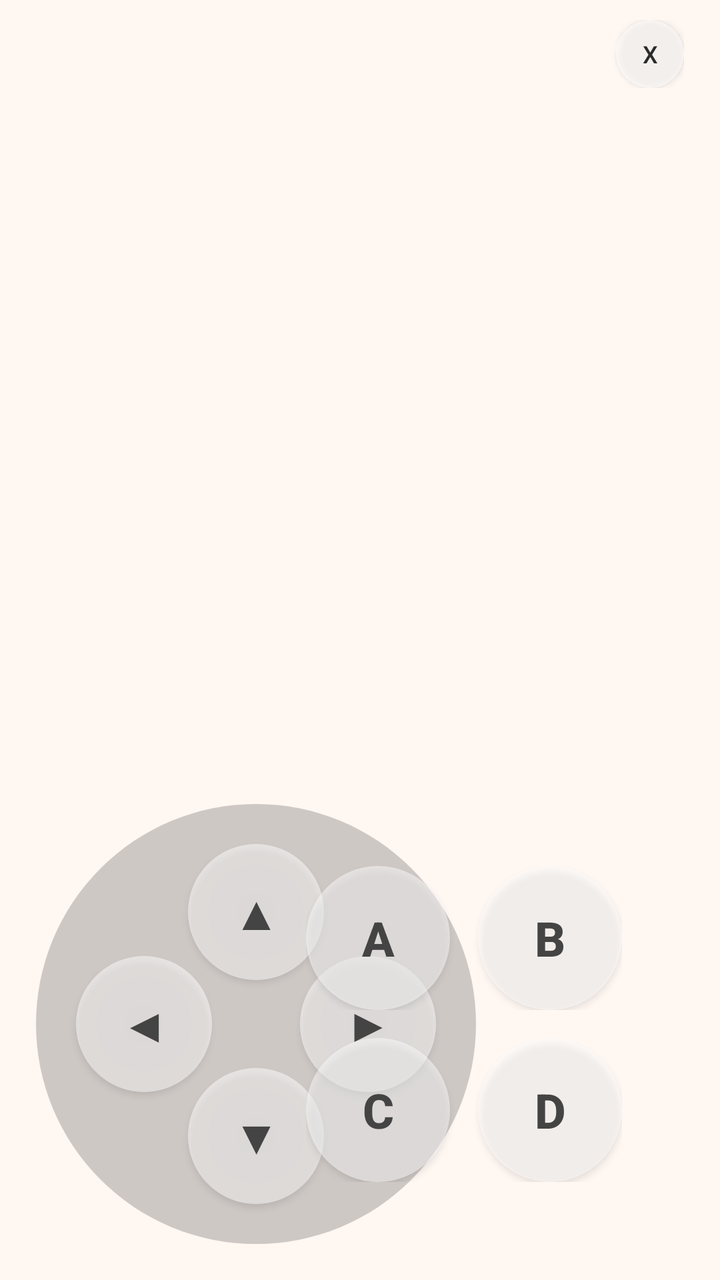
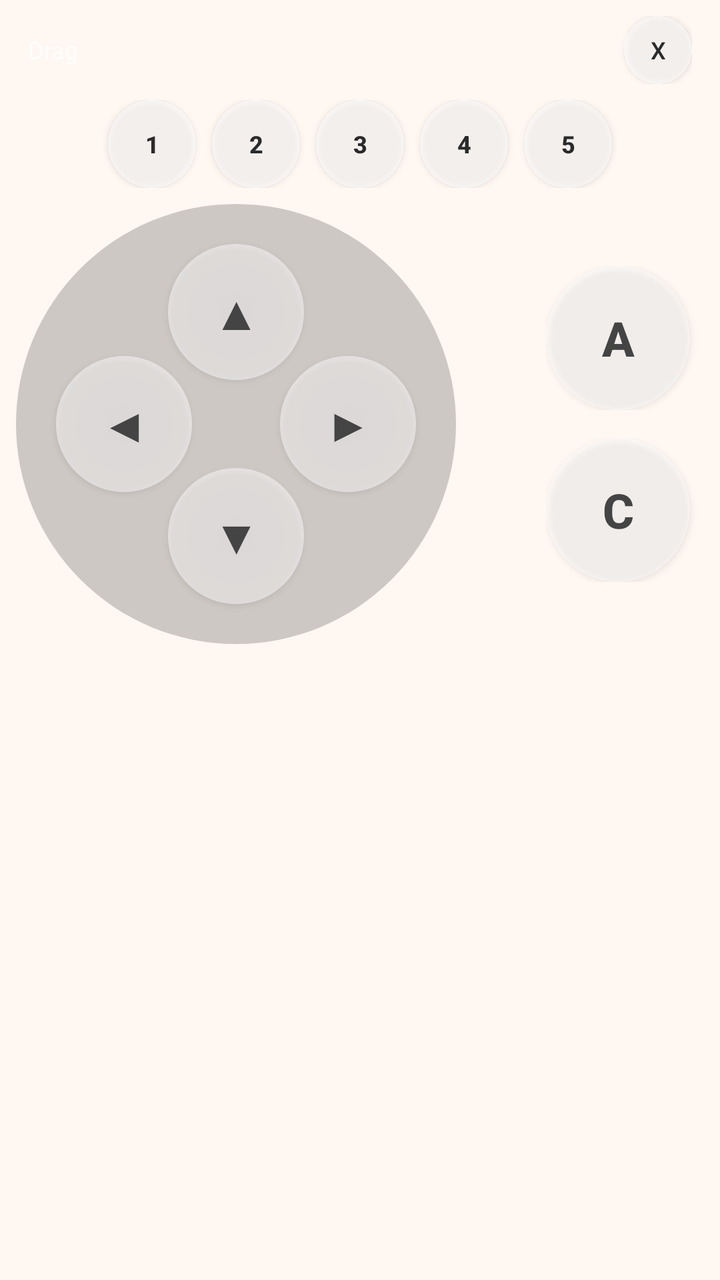

Before-and-after screenshots of an Android layout around one commit, followed by the original layout XML and the change that was made.
<!-- AndroidManifest.xml: application theme Theme.VirtualKeypad -->
<!-- res/layout/overlay_keypad.xml -->
<?xml version="1.0" encoding="utf-8"?>
<FrameLayout xmlns:android="http://schemas.android.com/apk/res/android"
    android:layout_width="match_parent"
    android:layout_height="wrap_content"
    android:paddingStart="18dp"
    android:paddingTop="10dp"
    android:paddingEnd="18dp"
    android:paddingBottom="18dp">

    <LinearLayout
        android:id="@+id/overlayHeader"
        android:layout_width="match_parent"
        android:layout_height="wrap_content"
        android:layout_gravity="top"
        android:gravity="end"
        android:orientation="horizontal">

        <Button
            android:id="@+id/overlayCloseButton"
            android:layout_width="34dp"
            android:layout_height="34dp"
            android:background="@drawable/overlay_button_circle_small"
            android:minWidth="0dp"
            android:minHeight="0dp"
            android:text="@string/overlay_close"
            android:textColor="#FF2A2A2A"
            android:textSize="12sp" />
    </LinearLayout>

    <FrameLayout
        android:layout_width="220dp"
        android:layout_height="220dp"
        android:layout_gravity="bottom|start"
        android:layout_marginTop="28dp"
        android:background="@drawable/overlay_pad_background">

        <Button
            android:id="@+id/overlayUpButton"
            android:layout_width="68dp"
            android:layout_height="68dp"
            android:layout_gravity="top|center_horizontal"
            android:layout_marginTop="20dp"
            android:background="@drawable/overlay_button_circle"
            android:minWidth="0dp"
            android:minHeight="0dp"
            android:text="▲"
            android:textColor="#FF444444"
            android:textSize="24sp" />

        <Button
            android:id="@+id/overlayLeftButton"
            android:layout_width="68dp"
            android:layout_height="68dp"
            android:layout_gravity="center_vertical|start"
            android:layout_marginStart="20dp"
            android:background="@drawable/overlay_button_circle"
            android:minWidth="0dp"
            android:minHeight="0dp"
            android:text="◀"
            android:textColor="#FF444444"
            android:textSize="24sp" />

        <Button
            android:id="@+id/overlayRightButton"
            android:layout_width="68dp"
            android:layout_height="68dp"
            android:layout_gravity="center_vertical|end"
            android:layout_marginEnd="20dp"
            android:background="@drawable/overlay_button_circle"
            android:minWidth="0dp"
            android:minHeight="0dp"
            android:text="▶"
            android:textColor="#FF444444"
            android:textSize="24sp" />

        <Button
            android:id="@+id/overlayDownButton"
            android:layout_width="68dp"
            android:layout_height="68dp"
            android:layout_gravity="bottom|center_horizontal"
            android:layout_marginBottom="20dp"
            android:background="@drawable/overlay_button_circle"
            android:minWidth="0dp"
            android:minHeight="0dp"
            android:text="▼"
            android:textColor="#FF444444"
            android:textSize="24sp" />

    </FrameLayout>

    <FrameLayout
        android:layout_width="220dp"
        android:layout_height="220dp"
        android:layout_gravity="bottom|end"
        android:layout_marginTop="28dp">

        <LinearLayout
            android:layout_width="match_parent"
            android:layout_height="match_parent"
            android:gravity="center"
            android:orientation="vertical">

            <LinearLayout
                android:layout_width="wrap_content"
                android:layout_height="wrap_content"
                android:orientation="horizontal">

                <Button
                    android:id="@+id/overlayPrimaryButton"
                    android:layout_width="72dp"
                    android:layout_height="72dp"
                    android:background="@drawable/overlay_button_circle"
                    android:minWidth="0dp"
                    android:minHeight="0dp"
                    android:text="A"
                    android:textColor="#FF444444"
                    android:textSize="24sp"
                    android:textStyle="bold" />

                <Button
                    android:id="@+id/overlaySecondaryButton"
                    android:layout_width="72dp"
                    android:layout_height="72dp"
                    android:layout_marginStart="14dp"
                    android:background="@drawable/overlay_button_circle"
                    android:minWidth="0dp"
                    android:minHeight="0dp"
                    android:text="B"
                    android:textColor="#FF444444"
                    android:textSize="24sp"
                    android:textStyle="bold" />
            </LinearLayout>

            <LinearLayout
                android:layout_width="wrap_content"
                android:layout_height="wrap_content"
                android:layout_marginTop="14dp"
                android:orientation="horizontal">

                <Button
                    android:id="@+id/overlayTertiaryButton"
                    android:layout_width="72dp"
                    android:layout_height="72dp"
                    android:background="@drawable/overlay_button_circle"
                    android:minWidth="0dp"
                    android:minHeight="0dp"
                    android:text="C"
                    android:textColor="#FF444444"
                    android:textSize="24sp"
                    android:textStyle="bold" />

                <Button
                    android:id="@+id/overlayQuaternaryButton"
                    android:layout_width="72dp"
                    android:layout_height="72dp"
                    android:layout_marginStart="14dp"
                    android:background="@drawable/overlay_button_circle"
                    android:minWidth="0dp"
                    android:minHeight="0dp"
                    android:text="D"
                    android:textColor="#FF444444"
                    android:textSize="24sp"
                    android:textStyle="bold" />
            </LinearLayout>
        </LinearLayout>
    </FrameLayout>
</FrameLayout>
<!-- resources referenced by this layout -->
<resources>
  <!-- drawable overlay_button_circle (drawable) -->
  <?xml version="1.0" encoding="utf-8"?>
  <selector xmlns:android="http://schemas.android.com/apk/res/android">
      <item android:state_pressed="true">
          <shape android:shape="oval">
              <solid android:color="#B3FFFFFF" />
          </shape>
      </item>
      <item>
          <shape android:shape="oval">
              <solid android:color="#80FFFFFF" />
          </shape>
      </item>
  </selector>
  <!-- drawable overlay_button_circle_small (drawable) -->
  <?xml version="1.0" encoding="utf-8"?>
  <selector xmlns:android="http://schemas.android.com/apk/res/android">
      <item android:state_pressed="true">
          <shape android:shape="oval">
              <solid android:color="#CCFFFFFF" />
          </shape>
      </item>
      <item>
          <shape android:shape="oval">
              <solid android:color="#99FFFFFF" />
          </shape>
      </item>
  </selector>
  <!-- drawable overlay_pad_background (drawable) -->
  <?xml version="1.0" encoding="utf-8"?>
  <shape xmlns:android="http://schemas.android.com/apk/res/android"
      android:shape="oval">
      <solid android:color="#444A4A4A" />
  </shape>
  <string name="overlay_close">X</string>
  <style name="Theme.VirtualKeypad" parent="Theme.MaterialComponents.DayNight.NoActionBar">
          <item name="colorPrimary">@color/vk_primary</item>
          <item name="colorPrimaryVariant">@color/vk_primary_dark</item>
          <item name="colorSecondary">@color/vk_accent</item>
          <item name="android:statusBarColor">@color/vk_primary_dark</item>
          <item name="android:navigationBarColor">@color/vk_surface</item>
          <item name="android:windowBackground">@color/vk_background</item>
          <item name="android:textColorPrimary">@color/vk_text</item>
      </style>
  <color name="vk_primary">#0E5E6F</color>
  <color name="vk_primary_dark">#083D47</color>
  <color name="vk_accent">#F2A541</color>
  <color name="vk_surface">#FFFFFFFF</color>
  <color name="vk_background">#FFF7F2</color>
  <color name="vk_text">#1A1A1A</color>
</resources>

<!-- the commit's change to res/layout/overlay_keypad.xml (unified diff, before → after) -->
@@ -1,167 +1,269 @@
 <?xml version="1.0" encoding="utf-8"?>
 <FrameLayout xmlns:android="http://schemas.android.com/apk/res/android"
-    android:layout_width="match_parent"
+    android:layout_width="wrap_content"
     android:layout_height="wrap_content"
-    android:paddingStart="18dp"
-    android:paddingTop="10dp"
-    android:paddingEnd="18dp"
-    android:paddingBottom="18dp">
+    android:padding="8dp">
+
+    <Button
+        android:id="@+id/overlayToggleButton"
+        android:layout_width="42dp"
+        android:layout_height="42dp"
+        android:background="@drawable/overlay_button_circle_small"
+        android:minWidth="0dp"
+        android:minHeight="0dp"
+        android:text="@string/overlay_toggle"
+        android:textColor="#FF2A2A2A"
+        android:textSize="16sp"
+        android:textStyle="bold"
+        android:visibility="gone" />
 
     <LinearLayout
-        android:id="@+id/overlayHeader"
-        android:layout_width="match_parent"
+        android:id="@+id/overlayPanel"
+        android:layout_width="wrap_content"
         android:layout_height="wrap_content"
-        android:layout_gravity="top"
-        android:gravity="end"
-        android:orientation="horizontal">
-
-        <Button
-            android:id="@+id/overlayCloseButton"
-            android:layout_width="34dp"
-            android:layout_height="34dp"
-            android:background="@drawable/overlay_button_circle_small"
-            android:minWidth="0dp"
-            android:minHeight="0dp"
-            android:text="@string/overlay_close"
-            android:textColor="#FF2A2A2A"
-            android:textSize="12sp" />
-    </LinearLayout>
-
-    <FrameLayout
-        android:layout_width="220dp"
-        android:layout_height="220dp"
-        android:layout_gravity="bottom|start"
-        android:layout_marginTop="28dp"
-        android:background="@drawable/overlay_pad_background">
-
-        <Button
-            android:id="@+id/overlayUpButton"
-            android:layout_width="68dp"
-            android:layout_height="68dp"
-            android:layout_gravity="top|center_horizontal"
-            android:layout_marginTop="20dp"
-            android:background="@drawable/overlay_button_circle"
-            android:minWidth="0dp"
-            android:minHeight="0dp"
-            android:text="▲"
-            android:textColor="#FF444444"
-            android:textSize="24sp" />
-
-        <Button
-            android:id="@+id/overlayLeftButton"
-            android:layout_width="68dp"
-            android:layout_height="68dp"
-            android:layout_gravity="center_vertical|start"
-            android:layout_marginStart="20dp"
-            android:background="@drawable/overlay_button_circle"
-            android:minWidth="0dp"
-            android:minHeight="0dp"
-            android:text="◀"
-            android:textColor="#FF444444"
-            android:textSize="24sp" />
-
-        <Button
-            android:id="@+id/overlayRightButton"
-            android:layout_width="68dp"
-            android:layout_height="68dp"
-            android:layout_gravity="center_vertical|end"
-            android:layout_marginEnd="20dp"
-            android:background="@drawable/overlay_button_circle"
-            android:minWidth="0dp"
-            android:minHeight="0dp"
-            android:text="▶"
-            android:textColor="#FF444444"
-            android:textSize="24sp" />
-
-        <Button
-            android:id="@+id/overlayDownButton"
-            android:layout_width="68dp"
-            android:layout_height="68dp"
-            android:layout_gravity="bottom|center_horizontal"
-            android:layout_marginBottom="20dp"
-            android:background="@drawable/overlay_button_circle"
-            android:minWidth="0dp"
-            android:minHeight="0dp"
-            android:text="▼"
-            android:textColor="#FF444444"
-            android:textSize="24sp" />
-
-    </FrameLayout>
-
-    <FrameLayout
-        android:layout_width="220dp"
-        android:layout_height="220dp"
-        android:layout_gravity="bottom|end"
-        android:layout_marginTop="28dp">
+        android:orientation="vertical">
+
+        <LinearLayout
+            android:id="@+id/overlayHeader"
+            android:layout_width="match_parent"
+            android:layout_height="wrap_content"
+            android:gravity="center_vertical|end"
+            android:orientation="horizontal"
+            android:paddingStart="6dp"
+            android:paddingEnd="6dp">
+
+            <TextView
+                android:layout_width="0dp"
+                android:layout_height="wrap_content"
+                android:layout_weight="1"
+                android:text="@string/overlay_drag_handle"
+                android:textColor="#CCFFFFFF"
+                android:textSize="12sp" />
+
+            <Button
+                android:id="@+id/overlayCloseButton"
+                android:layout_width="34dp"
+                android:layout_height="34dp"
+                android:background="@drawable/overlay_button_circle_small"
+                android:minWidth="0dp"
+                android:minHeight="0dp"
+                android:text="@string/overlay_close"
+                android:textColor="#FF2A2A2A"
+                android:textSize="12sp" />
+        </LinearLayout>
 
         <LinearLayout
             android:layout_width="match_parent"
-            android:layout_height="match_parent"
+            android:layout_height="wrap_content"
+            android:layout_marginTop="8dp"
             android:gravity="center"
-            android:orientation="vertical">
-
-            <LinearLayout
-                android:layout_width="wrap_content"
-                android:layout_height="wrap_content"
-                android:orientation="horizontal">
-
-                <Button
-                    android:id="@+id/overlayPrimaryButton"
-                    android:layout_width="72dp"
-                    android:layout_height="72dp"
-                    android:background="@drawable/overlay_button_circle"
-                    android:minWidth="0dp"
-                    android:minHeight="0dp"
-                    android:text="A"
-                    android:textColor="#FF444444"
-                    android:textSize="24sp"
-                    android:textStyle="bold" />
-
-                <Button
-                    android:id="@+id/overlaySecondaryButton"
-                    android:layout_width="72dp"
-                    android:layout_height="72dp"
-                    android:layout_marginStart="14dp"
-                    android:background="@drawable/overlay_button_circle"
-                    android:minWidth="0dp"
-                    android:minHeight="0dp"
-                    android:text="B"
-                    android:textColor="#FF444444"
-                    android:textSize="24sp"
-                    android:textStyle="bold" />
-            </LinearLayout>
-
-            <LinearLayout
-                android:layout_width="wrap_content"
-                android:layout_height="wrap_content"
-                android:layout_marginTop="14dp"
-                android:orientation="horizontal">
-
-                <Button
-                    android:id="@+id/overlayTertiaryButton"
-                    android:layout_width="72dp"
-                    android:layout_height="72dp"
-                    android:background="@drawable/overlay_button_circle"
-                    android:minWidth="0dp"
-                    android:minHeight="0dp"
-                    android:text="C"
-                    android:textColor="#FF444444"
-                    android:textSize="24sp"
-                    android:textStyle="bold" />
-
-                <Button
-                    android:id="@+id/overlayQuaternaryButton"
-                    android:layout_width="72dp"
-                    android:layout_height="72dp"
-                    android:layout_marginStart="14dp"
-                    android:background="@drawable/overlay_button_circle"
-                    android:minWidth="0dp"
-                    android:minHeight="0dp"
-                    android:text="D"
-                    android:textColor="#FF444444"
-                    android:textSize="24sp"
-                    android:textStyle="bold" />
-            </LinearLayout>
+            android:orientation="horizontal">
+
+            <Button
+                android:id="@+id/overlayTop1Button"
+                android:layout_width="44dp"
+                android:layout_height="44dp"
+                android:background="@drawable/overlay_button_circle_small"
+                android:minWidth="0dp"
+                android:minHeight="0dp"
+                android:text="1"
+                android:textColor="#FF2A2A2A"
+                android:textSize="12sp"
+                android:textStyle="bold" />
+
+            <Button
+                android:id="@+id/overlayTop2Button"
+                android:layout_width="44dp"
+                android:layout_height="44dp"
+                android:layout_marginStart="8dp"
+                android:background="@drawable/overlay_button_circle_small"
+                android:minWidth="0dp"
+                android:minHeight="0dp"
+                android:text="2"
+                android:textColor="#FF2A2A2A"
+                android:textSize="12sp"
+                android:textStyle="bold" />
+
+            <Button
+                android:id="@+id/overlayTop3Button"
+                android:layout_width="44dp"
+                android:layout_height="44dp"
+                android:layout_marginStart="8dp"
+                android:background="@drawable/overlay_button_circle_small"
+                android:minWidth="0dp"
+                android:minHeight="0dp"
+                android:text="3"
+                android:textColor="#FF2A2A2A"
+                android:textSize="12sp"
+                android:textStyle="bold" />
+
+            <Button
+                android:id="@+id/overlayTop4Button"
+                android:layout_width="44dp"
+                android:layout_height="44dp"
+                android:layout_marginStart="8dp"
+                android:background="@drawable/overlay_button_circle_small"
+                android:minWidth="0dp"
+                android:minHeight="0dp"
+                android:text="4"
+                android:textColor="#FF2A2A2A"
+                android:textSize="12sp"
+                android:textStyle="bold" />
+
+            <Button
+                android:id="@+id/overlayTop5Button"
+                android:layout_width="44dp"
+                android:layout_height="44dp"
+                android:layout_marginStart="8dp"
+                android:background="@drawable/overlay_button_circle_small"
+                android:minWidth="0dp"
+                android:minHeight="0dp"
+                android:text="5"
+                android:textColor="#FF2A2A2A"
+                android:textSize="12sp"
+                android:textStyle="bold" />
         </LinearLayout>
-    </FrameLayout>
+
+        <LinearLayout
+            android:layout_width="wrap_content"
+            android:layout_height="wrap_content"
+            android:layout_marginTop="8dp"
+            android:orientation="horizontal">
+
+            <FrameLayout
+                android:layout_width="220dp"
+                android:layout_height="220dp"
+                android:background="@drawable/overlay_pad_background">
+
+                <Button
+                    android:id="@+id/overlayUpButton"
+                    android:layout_width="68dp"
+                    android:layout_height="68dp"
+                    android:layout_gravity="top|center_horizontal"
+                    android:layout_marginTop="20dp"
+                    android:background="@drawable/overlay_button_circle"
+                    android:minWidth="0dp"
+                    android:minHeight="0dp"
+                    android:text="▲"
+                    android:textColor="#FF444444"
+                    android:textSize="24sp" />
+
+                <Button
+                    android:id="@+id/overlayLeftButton"
+                    android:layout_width="68dp"
+                    android:layout_height="68dp"
+                    android:layout_gravity="center_vertical|start"
+                    android:layout_marginStart="20dp"
+                    android:background="@drawable/overlay_button_circle"
+                    android:minWidth="0dp"
+                    android:minHeight="0dp"
+                    android:text="◀"
+                    android:textColor="#FF444444"
+                    android:textSize="24sp" />
+
+                <Button
+                    android:id="@+id/overlayRightButton"
+                    android:layout_width="68dp"
+                    android:layout_height="68dp"
+                    android:layout_gravity="center_vertical|end"
+                    android:layout_marginEnd="20dp"
+                    android:background="@drawable/overlay_button_circle"
+                    android:minWidth="0dp"
+                    android:minHeight="0dp"
+                    android:text="▶"
+                    android:textColor="#FF444444"
+                    android:textSize="24sp" />
+
+                <Button
+                    android:id="@+id/overlayDownButton"
+                    android:layout_width="68dp"
+                    android:layout_height="68dp"
+                    android:layout_gravity="bottom|center_horizontal"
+                    android:layout_marginBottom="20dp"
+                    android:background="@drawable/overlay_button_circle"
+                    android:minWidth="0dp"
+                    android:minHeight="0dp"
+                    android:text="▼"
+                    android:textColor="#FF444444"
+                    android:textSize="24sp" />
+
+            </FrameLayout>
+
+            <FrameLayout
+                android:layout_width="220dp"
+                android:layout_height="220dp"
+                android:layout_marginStart="14dp">
+
+                <LinearLayout
+                    android:layout_width="match_parent"
+                    android:layout_height="match_parent"
+                    android:gravity="center"
+                    android:orientation="vertical">
+
+                    <LinearLayout
+                        android:layout_width="wrap_content"
+                        android:layout_height="wrap_content"
+                        android:orientation="horizontal">
+
+                        <Button
+                            android:id="@+id/overlayPrimaryButton"
+                            android:layout_width="72dp"
+                            android:layout_height="72dp"
+                            android:background="@drawable/overlay_button_circle"
+                            android:minWidth="0dp"
+                            android:minHeight="0dp"
+                            android:text="A"
+                            android:textColor="#FF444444"
+                            android:textSize="24sp"
+                            android:textStyle="bold" />
+
+                        <Button
+                            android:id="@+id/overlaySecondaryButton"
+                            android:layout_width="72dp"
+                            android:layout_height="72dp"
+                            android:layout_marginStart="14dp"
+                            android:background="@drawable/overlay_button_circle"
+                            android:minWidth="0dp"
+                            android:minHeight="0dp"
+                            android:text="B"
+                            android:textColor="#FF444444"
+                            android:textSize="24sp"
+                            android:textStyle="bold" />
+                    </LinearLayout>
+
+                    <LinearLayout
+                        android:layout_width="wrap_content"
+                        android:layout_height="wrap_content"
+                        android:layout_marginTop="14dp"
+                        android:orientation="horizontal">
+
+                        <Button
+                            android:id="@+id/overlayTertiaryButton"
+                            android:layout_width="72dp"
+                            android:layout_height="72dp"
+                            android:background="@drawable/overlay_button_circle"
+                            android:minWidth="0dp"
+                            android:minHeight="0dp"
+                            android:text="C"
+                            android:textColor="#FF444444"
+                            android:textSize="24sp"
+                            android:textStyle="bold" />
+
+                        <Button
+                            android:id="@+id/overlayQuaternaryButton"
+                            android:layout_width="72dp"
+                            android:layout_height="72dp"
+                            android:layout_marginStart="14dp"
+                            android:background="@drawable/overlay_button_circle"
+                            android:minWidth="0dp"
+                            android:minHeight="0dp"
+                            android:text="D"
+                            android:textColor="#FF444444"
+                            android:textSize="24sp"
+                            android:textStyle="bold" />
+                    </LinearLayout>
+                </LinearLayout>
+            </FrameLayout>
+        </LinearLayout>
+    </LinearLayout>
 </FrameLayout>
<!-- resource entries referenced after the edit -->
@@ -35,6 +35,8 @@
       <solid android:color="#444A4A4A" />
   </shape>
   <string name="overlay_close">X</string>
+  <string name="overlay_drag_handle">Drag</string>
+  <string name="overlay_toggle">O</string>
   <style name="Theme.VirtualKeypad" parent="Theme.MaterialComponents.DayNight.NoActionBar">
           <item name="colorPrimary">@color/vk_primary</item>
           <item name="colorPrimaryVariant">@color/vk_primary_dark</item>
